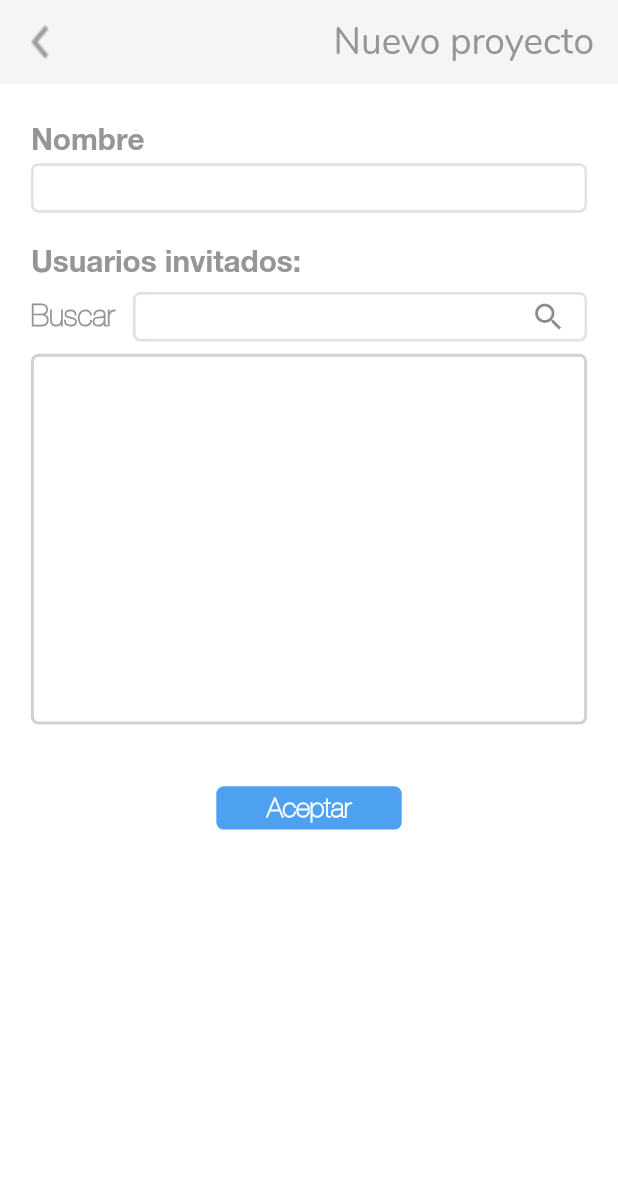
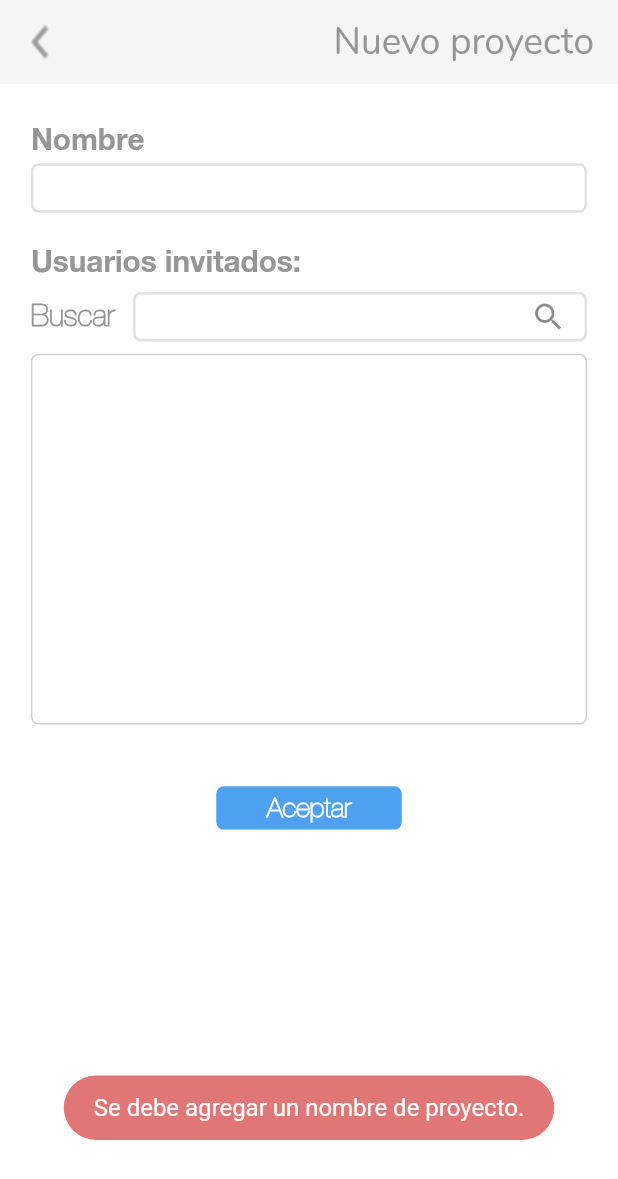
Before and after one commit to jesusdja/WalkietaskV2, a Flutter app: the AddProyects screen opened directly with empty values, after a tap on "Aceptar", on a phone screen of 412 x 824 dp. Shown: the top 1179 px of the screen. Run offline on Flutter 3.47's test engine with Material 2 defaults, Android fonts, the light colour scheme and no system bars; our stand-ins replace audioplayers, cloud_firestore, equatable, file_picker, flutter_slidable, fluttertoast and 4 more; missing offline and left inert: amazon_cognito_identity_dart, flutter_rounded_date_picker, flutter_sound; accounts and stored records are empty.

Commit message:
crear proyecto

```diff
--- a/lib/views/Tareas/proyects/add_proyects.dart
+++ b/lib/views/Tareas/proyects/add_proyects.dart
@@ -10,9 +10,11 @@ import 'package:flutter/material.dart';
 import 'package:path_provider/path_provider.dart';
 import 'package:walkietaskv2/models/Policy.dart';
 import 'package:walkietaskv2/models/Usuario.dart';
+import 'package:walkietaskv2/services/Conexionhttp.dart';
 import 'package:walkietaskv2/utils/Cargando.dart';
 import 'package:walkietaskv2/utils/Colores.dart';
 import 'package:walkietaskv2/utils/Globales.dart';
+import 'package:walkietaskv2/utils/WidgetsUtils.dart';
 import 'package:walkietaskv2/utils/rounded_button.dart';
 import 'package:walkietaskv2/utils/textfield_generic.dart';
 import 'package:walkietaskv2/utils/view_image.dart';
@@ -35,12 +37,21 @@ class _AddProyectsState extends State<AddProyects> {
   Usuario myUser;
   double alto = 0;
   double ancho = 0;
+
   bool cargando = false;
+  bool iconBuscador = false;
+
   List<Usuario> listUser;
+  Map<int,bool> checkUser = {};
+
   TextStyle textStylePrimary;
   TextStyle textStylePrimaryBold;
+
   TextEditingController controlleBuscador;
   TextEditingController controlleNewName;
+
+  conexionHttp connectionHttp = new conexionHttp();
+
 
   @override
   void initState() {
@@ -106,9 +117,6 @@ class _AddProyectsState extends State<AddProyects> {
             Container(
               height: alto * 0.04,
               child: TextFildGeneric(
-                onChanged: (text) {
-
-                },
                 labelStyle: textStylePrimary,
                 sizeH: alto,
                 sizeW: ancho,
@@ -133,7 +141,7 @@ class _AddProyectsState extends State<AddProyects> {
             RoundedButton(
               backgroundColor: WalkieTaskColors.primary,
               title: 'Aceptar',
-              onPressed: () {},
+              onPressed: () => _sumit(),
               radius: 5.0,
               textStyle: WalkieTaskStyles().styleHelveticaneueRegular(size: alto * 0.022,color: WalkieTaskColors.white,fontWeight: FontWeight.bold),
               width: ancho * 0.3,
@@ -145,7 +153,6 @@ class _AddProyectsState extends State<AddProyects> {
     );
   }
 
-  bool iconBuscador = false;
   Widget buscador(){
     return Container(
       child: Row(
@@ -207,7 +214,7 @@ class _AddProyectsState extends State<AddProyects> {
         color: Colors.white,
         borderRadius: BorderRadius.all(Radius.circular(5.0)),
         border: new Border.all(
-          width: 2.0,
+          width: 1.0,
           color: WalkieTaskColors.grey,
         ),
       ),
@@ -219,7 +226,6 @@ class _AddProyectsState extends State<AddProyects> {
     );
   }
 
-  Map<int,bool> checkUser = {};
   Widget _cardInvitation(Usuario user){
     Image avatarUser = Image.network(avatarImage);
     if(user.avatar != ''){
@@ -253,4 +259,50 @@ class _AddProyectsState extends State<AddProyects> {
       ),
     );
   }
+
+  Future<void> _sumit() async{
+    setState(() {
+      cargando = true;
+    });
+
+
+    List<int> members = [];
+    checkUser.forEach((key, value) {
+      if(value){
+        members.add(key);}
+    });
+
+    if(controlleNewName.text.isNotEmpty){
+      if(members.isNotEmpty){
+        Map jsonBody = {
+          'name': controlleNewName.text,
+        };
+        for(int x = 0; x < members.length; x++){
+          jsonBody['users[$x]'] = '${members[x]}';
+        }
+        try{
+          var response = await connectionHttp.httpCreateProyect(jsonBody);
+          var value = jsonDecode(response.body);
+          if(value['status_code'] == 201){
+            showAlert('Creado con exito.',WalkieTaskColors.color_89BD7D);
+            controlleNewName.text = '';
+            checkUser = {};
+            setState(() {});
+          }else{
+            showAlert('Error de conexión',WalkieTaskColors.color_E07676);
+          }
+        }catch(e){
+          print(e.toString());
+          showAlert('Error de conexión',WalkieTaskColors.color_E07676);
+        }
+      }else{
+        showAlert('Debe seleccionar al menos un contacto.',WalkieTaskColors.color_E07676);
+      }
+    }else{
+      showAlert('Se debe agregar un nombre de proyecto.',WalkieTaskColors.color_E07676);
+    }
+    setState(() {
+      cargando = false;
+    });
+  }
 }
```
Also changed, not shown: lib/services/Conexionhttp.dart (+19 -0 lines).
